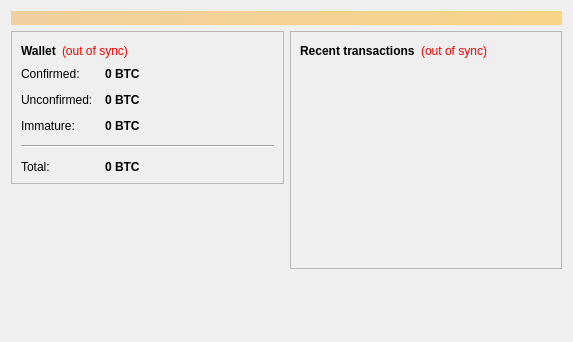
The window that src/qt/forms/overviewpage.ui (neiros/TDC) describes before a commit, drawn with Qt 5.
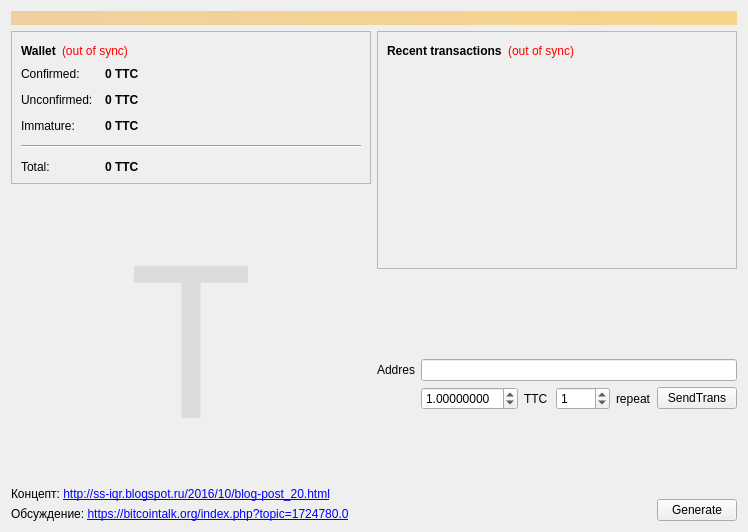
The same window after the commit.

Diff of the .ui file:
```diff
--- a/src/qt/forms/overviewpage.ui
+++ b/src/qt/forms/overviewpage.ui
@@ -6,8 +6,8 @@
    <rect>
     <x>0</x>
     <y>0</y>
-    <width>573</width>
-    <height>342</height>
+    <width>748</width>
+    <height>472</height>
    </rect>
   </property>
   <property name="windowTitle">
@@ -122,7 +122,7 @@
                <string>Your current spendable balance</string>
               </property>
               <property name="text">
-               <string notr="true">0 BTC</string>
+               <string notr="true">0 TTC</string>
               </property>
               <property name="textInteractionFlags">
                <set>Qt::LinksAccessibleByMouse|Qt::TextSelectableByKeyboard|Qt::TextSelectableByMouse</set>
@@ -151,7 +151,7 @@
                <string>Total of transactions that have yet to be confirmed, and do not yet count toward the spendable balance</string>
               </property>
               <property name="text">
-               <string notr="true">0 BTC</string>
+               <string notr="true">0 TTC</string>
               </property>
               <property name="textInteractionFlags">
                <set>Qt::LinksAccessibleByMouse|Qt::TextSelectableByKeyboard|Qt::TextSelectableByMouse</set>
@@ -177,7 +177,7 @@
                <string>Mined balance that has not yet matured</string>
               </property>
               <property name="text">
-               <string notr="true">0 BTC</string>
+               <string notr="true">0 TTC</string>
               </property>
               <property name="textInteractionFlags">
                <set>Qt::LinksAccessibleByMouse|Qt::TextSelectableByKeyboard|Qt::TextSelectableByMouse</set>
@@ -206,7 +206,7 @@
                <string>Your current total balance</string>
               </property>
               <property name="text">
-               <string notr="true">0 BTC</string>
+               <string notr="true">0 TTC</string>
               </property>
               <property name="textInteractionFlags">
                <set>Qt::LinksAccessibleByMouse|Qt::TextSelectableByKeyboard|Qt::TextSelectableByMouse</set>
@@ -225,6 +225,35 @@
          </layout>
         </widget>
        </item>
+       <item>
+        <spacer name="verticalSpacer_4">
+         <property name="orientation">
+          <enum>Qt::Vertical</enum>
+         </property>
+         <property name="sizeHint" stdset="0">
+          <size>
+           <width>20</width>
+           <height>40</height>
+          </size>
+         </property>
+        </spacer>
+       </item>
+       <item>
+        <widget class="QLabel" name="label_8">
+         <property name="font">
+          <font>
+           <family>Wingdings</family>
+           <pointsize>160</pointsize>
+          </font>
+         </property>
+         <property name="text">
+          <string>&lt;html&gt;&lt;head/&gt;&lt;body&gt;&lt;p&gt;&lt;span style=&quot; color:#dcdcdc;&quot;&gt;T&lt;/span&gt;&lt;/p&gt;&lt;/body&gt;&lt;/html&gt;</string>
+         </property>
+         <property name="alignment">
+          <set>Qt::AlignCenter</set>
+         </property>
+        </widget>
+       </item>
        <item>
         <spacer name="verticalSpacer">
          <property name="orientation">
@@ -238,6 +267,29 @@
          </property>
         </spacer>
        </item>
+       <item>
+        <widget class="QLabel" name="label_9">
+         <property name="text">
+          <string>&lt;html&gt;&lt;head/&gt;&lt;body&gt;&lt;p&gt;Концепт: &lt;a href=&quot;http://ss-iqr.blogspot.ru/2016/10/blog-post_20.html&quot;&gt;&lt;span style=&quot; text-decoration: underline; color:#0000ff;&quot;&gt;http://ss-iqr.blogspot.ru/2016/10/blog-post_20.html&lt;/span&gt;&lt;/a&gt;&lt;/p&gt;&lt;/body&gt;&lt;/html&gt;</string>
+         </property>
+         <property name="openExternalLinks">
+          <bool>true</bool>
+         </property>
+        </widget>
+       </item>
+       <item>
+        <widget class="QLabel" name="label_7">
+         <property name="toolTip">
+          <string/>
+         </property>
+         <property name="text">
+          <string>&lt;html&gt;&lt;head/&gt;&lt;body&gt;&lt;p&gt;Обсуждение: &lt;a href=&quot;https://bitcointalk.org/index.php?topic=1724780.0&quot;&gt;&lt;span style=&quot; text-decoration: underline; color:#0000ff;&quot;&gt;https://bitcointalk.org/index.php?topic=1724780.0&lt;/span&gt;&lt;/a&gt;&lt;/p&gt;&lt;/body&gt;&lt;/html&gt;</string>
+         </property>
+         <property name="openExternalLinks">
+          <bool>true</bool>
+         </property>
+        </widget>
+       </item>
       </layout>
      </item>
      <item>
@@ -313,6 +365,94 @@
          </layout>
         </widget>
        </item>
+       <item>
+        <spacer name="verticalSpacer_3">
+         <property name="orientation">
+          <enum>Qt::Vertical</enum>
+         </property>
+         <property name="sizeHint" stdset="0">
+          <size>
+           <width>20</width>
+           <height>40</height>
+          </size>
+         </property>
+        </spacer>
+       </item>
+       <item>
+        <layout class="QFormLayout" name="formLayout">
+         <property name="fieldGrowthPolicy">
+          <enum>QFormLayout::AllNonFixedFieldsGrow</enum>
+         </property>
+         <item row="1" column="0">
+          <widget class="QLabel" name="label_2">
+           <property name="text">
+            <string>Addres</string>
+           </property>
+          </widget>
+         </item>
+         <item row="1" column="1">
+          <widget class="QLineEdit" name="AddresForRepeatSend"/>
+         </item>
+         <item row="2" column="1">
+          <layout class="QHBoxLayout" name="horizontalLayout_5">
+           <item>
+            <widget class="QDoubleSpinBox" name="doubleSpinBoxAmount">
+             <property name="decimals">
+              <number>8</number>
+             </property>
+             <property name="value">
+              <double>1.000000000000000</double>
+             </property>
+            </widget>
+           </item>
+           <item>
+            <widget class="QLabel" name="label_SendTrans">
+             <property name="text">
+              <string>TTC</string>
+             </property>
+            </widget>
+           </item>
+           <item>
+            <spacer name="horizontalSpacer_4">
+             <property name="orientation">
+              <enum>Qt::Horizontal</enum>
+             </property>
+             <property name="sizeHint" stdset="0">
+              <size>
+               <width>40</width>
+               <height>20</height>
+              </size>
+             </property>
+            </spacer>
+           </item>
+           <item>
+            <widget class="QSpinBox" name="spinBoxQuantity">
+             <property name="maximum">
+              <number>9999</number>
+             </property>
+             <property name="value">
+              <number>1</number>
+             </property>
+            </widget>
+           </item>
+           <item>
+            <widget class="QLabel" name="label_6">
+             <property name="text">
+              <string>repeat</string>
+             </property>
+            </widget>
+           </item>
+           <item>
+            <widget class="QPushButton" name="ButtonSendTrans">
+             <property name="text">
+              <string>SendTrans</string>
+             </property>
+            </widget>
+           </item>
+          </layout>
+         </item>
+        </layout>
+       </item>
        <item>
         <spacer name="verticalSpacer_2">
          <property name="orientation">
@@ -326,6 +466,43 @@
          </property>
         </spacer>
        </item>
+       <item>
+        <layout class="QHBoxLayout" name="horizontalLayout_3">
+         <item>
+          <spacer name="horizontalSpacer_3">
+           <property name="orientation">
+            <enum>Qt::Horizontal</enum>
+           </property>
+           <property name="sizeHint" stdset="0">
+            <size>
+             <width>40</width>
+             <height>20</height>
+            </size>
+           </property>
+          </spacer>
+         </item>
+         <item>
+          <widget class="QLabel" name="startGen">
+           <property name="text">
+            <string/>
+           </property>
+          </widget>
+         </item>
+         <item>
+          <widget class="QPushButton" name="ButtonGenerate">
+           <property name="maximumSize">
+            <size>
+             <width>150</width>
+             <height>16777215</height>
+            </size>
+           </property>
+           <property name="text">
+            <string>Generate</string>
+           </property>
+          </widget>
+         </item>
+        </layout>
+       </item>
       </layout>
      </item>
     </layout>
```
